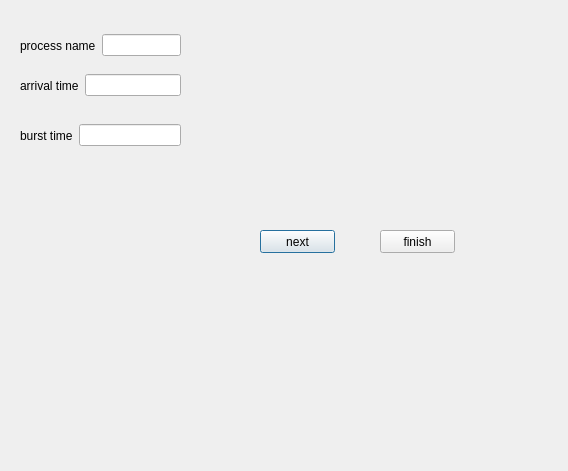
DaliaAymanAmeen/CPU-Scheduling-Visualization-, file sjf_non.ui: the form before one commit.
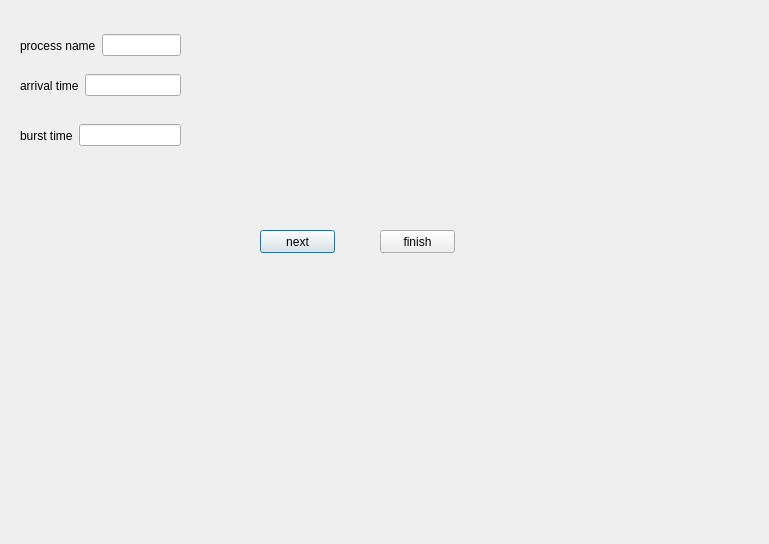
The form after the commit.

Patch:
```diff
--- a/sjf_non.ui
+++ b/sjf_non.ui
@@ -6,8 +6,8 @@
    <rect>
     <x>0</x>
     <y>0</y>
-    <width>568</width>
-    <height>471</height>
+    <width>769</width>
+    <height>544</height>
    </rect>
   </property>
   <property name="windowTitle">
```
Left out of the diff: 7 changed lines with no effect on the pictures.
